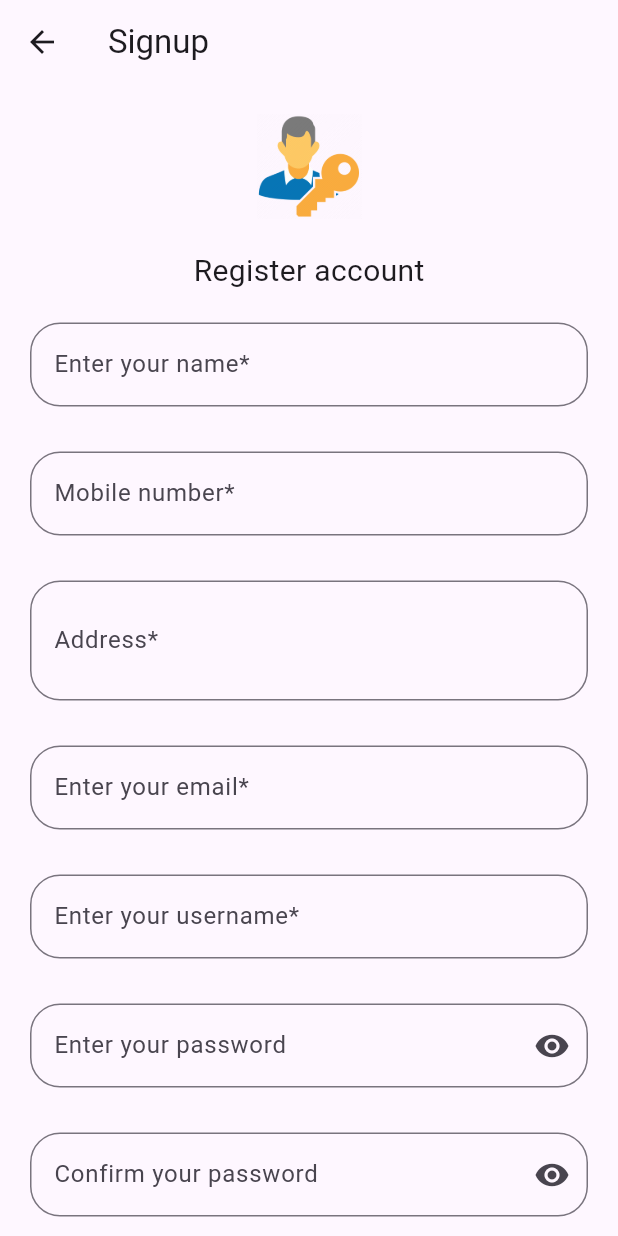
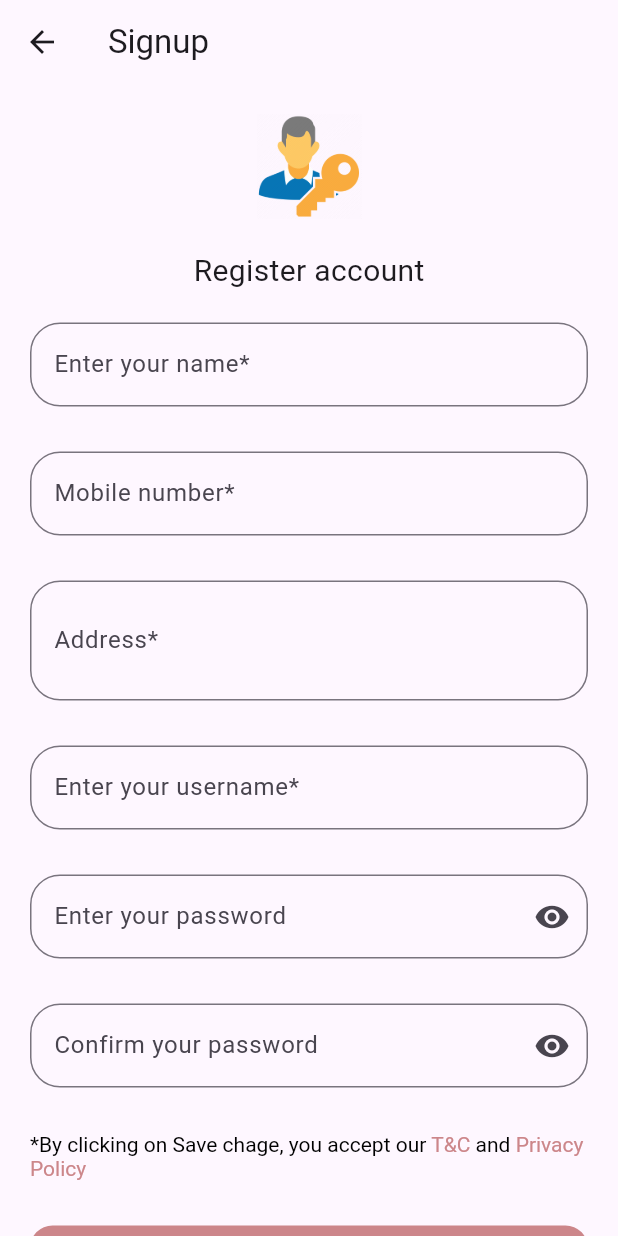
Before and after one commit to Aditya7738/task1, a Flutter app: the SignupPage screen opened directly, on a phone screen of 412 x 824 dp. Run offline on Flutter 3.47's test engine with Material 3 defaults, Android fonts, the phone set to English and light mode, and no system bars; our stand-ins replace animated_splash_screen, page_transition, sqflite; accounts and stored records are empty.

```diff
--- a/task_1/lib/helpers/db_helper.dart
+++ b/task_1/lib/helpers/db_helper.dart
@@ -11,12 +11,12 @@ class DBHelper {
   final database_Name = "user.db";
   final table_Name = "user";
   final firstColumn = "userId";
-  final secondColumn = "firstName";
+  final secondColumn = "name";
 
-  final thirdColumn = "email";
+
   final forthColumn = "phoneNo";
   final fifthColumn = "password";
-  final sixthColumn = "password";
+  final sixthColumn = "username";
   final seventhColumn = "address";
 
   Future<Database?> get db async {
@@ -28,20 +28,23 @@ class DBHelper {
     return null;
   }
 
+   late String path;
+
   initDatabase() async {
     io.Directory documentDirectory =
         await getApplicationDocumentsDirectory(); //creating db in local storage
-    String path = join(documentDirectory.path, database_Name); //path of db
+    path = join(documentDirectory.path, database_Name); //path of db
     var db = await openDatabase(path, version: 1, onCreate: _onCreate);
     print("DATABASE CREATED");
     return db;
   }
 
   _onCreate(Database db, int version) async {
+    db.delete("$table_Name");
     String sql = '''CREATE TABLE $table_Name (
       $firstColumn TEXT PRIMARY_KEY,
        $secondColumn TEXT,
-       $thirdColumn TEXT,
+
        $forthColumn TEXT,
        $fifthColumn TEXT,
        $sixthColumn TEXT
@@ -54,12 +57,23 @@ class DBHelper {
 
   Future<UserModel> insert(UserModel userModel) async {
     var client = await db;
+
+
+
+
     //client.delete();[]
     if (client != null) {
       print("user INSERT");
       print(userModel.toMap().toString());
+
+      final value = await client.insert(table_Name, userModel.toMap());
+
+      print("RESULT $value");
+
       userModel.userId =
           (await client.insert(table_Name, userModel.toMap())) as String;
+
+           print("userModel.userId ${userModel.userId}");
       print("user INSERTED");
       return userModel;
     } else {
@@ -69,6 +83,8 @@ class DBHelper {
     }
   }
 
+
+
   // Future<List<CartProductModel>> getCartList() async{
   //   var client = await db;
   //   final List<Map<String, Object?>> queryResult = await client!.query('cart');
--- a/task_1/lib/model/user_model.dart
+++ b/task_1/lib/model/user_model.dart
@@ -4,15 +4,13 @@ class UserModel {
   late String userId;
   late String name;
 
-  late String email;
   late String phoneNo;
   late String password;
   late String userName;
-   late String address;
+  late String address;
 
   UserModel(
       {required this.userId,
-      required this.email,
       required this.userName,
       required this.name,
       required this.phoneNo,
@@ -21,10 +19,10 @@ class UserModel {
 
   Map<String, dynamic> toMap() {
     var map = <String, dynamic>{
-      "user_id": userId,
+      "userId": userId,
       "name": name,
-      "email": email,
-      "phone_no": phoneNo,
+      "username": userName,
+      "phoneNo": phoneNo,
       "password": password,
       "address": address
     };
@@ -33,12 +31,12 @@ class UserModel {
   }
 
   UserModel.fromMap(Map<String, dynamic> userData) {
-    userId = userData["user_id"];
+    userId = userData["userId"];
     name = userData["name"];
 
-    email = userData["email"];
-    phoneNo = userData["phone_no"];
+    userName = userData["username"];
+    phoneNo = userData["phoneNo"];
     password = userData["password"];
-    address =  userData["address"];
+    address = userData["address"];
   }
 }
--- a/task_1/lib/views/signup.dart
+++ b/task_1/lib/views/signup.dart
@@ -19,8 +19,6 @@ class _SignupPageState extends State<SignupPage> {
 
   final TextEditingController _phoneNoController = TextEditingController();
 
-  final TextEditingController _emailController = TextEditingController();
-
   final TextEditingController _userNameController = TextEditingController();
 
   final TextEditingController _nameController = TextEditingController();
@@ -32,8 +30,6 @@ class _SignupPageState extends State<SignupPage> {
       TextEditingController();
 
   String phone = "";
-
-  String email = "";
 
   String user_name = "";
 
@@ -142,23 +138,7 @@ class _SignupPageState extends State<SignupPage> {
                       const SizedBox(
                         height: 30.0,
                       ),
-                      TextFormField(
-                        controller: _emailController,
-                        keyboardType: TextInputType.emailAddress,
-                        validator: (value) {
-                          return ValidationHelper.isEmailValid(value);
-                        },
-                        decoration: const InputDecoration(
-                          // errorText: ,
-                          labelText: "Enter your email*",
-                          border: OutlineInputBorder(
-                              borderRadius:
-                                  BorderRadius.all(Radius.circular(20.0))),
-                        ),
-                      ),
-                      const SizedBox(
-                        height: 30.0,
-                      ),
+
                       TextFormField(
                         controller: _userNameController,
                         keyboardType: TextInputType.name,
@@ -279,7 +259,7 @@ class _SignupPageState extends State<SignupPage> {
                           if (_formKey.currentState!.validate()) {
                             setState(() {
                               phone = _phoneNoController.text;
-                              email = _emailController.text;
+
                               user_name = _userNameController.text;
                               name = _nameController.text;
                               address = _addressController.text;
@@ -289,14 +269,14 @@ class _SignupPageState extends State<SignupPage> {
 
                             Random random = new Random();
                             String randomNumber = random.nextInt(10).toString();
+                            //String randomNumber = "";
 
-                            print("$phone $email $name $user_name $address");
+                            print("$phone $name $user_name $address");
 
                             UserModel userModel = UserModel(
                                 userId: randomNumber,
                                 name: name,
                                 userName: user_name,
-                                email: email,
                                 phoneNo: phone,
                                 password: password,
                                 address: address);
```
